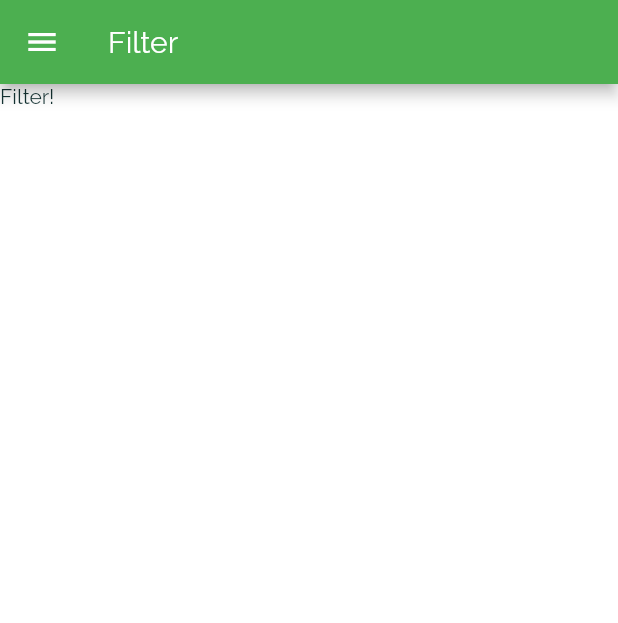
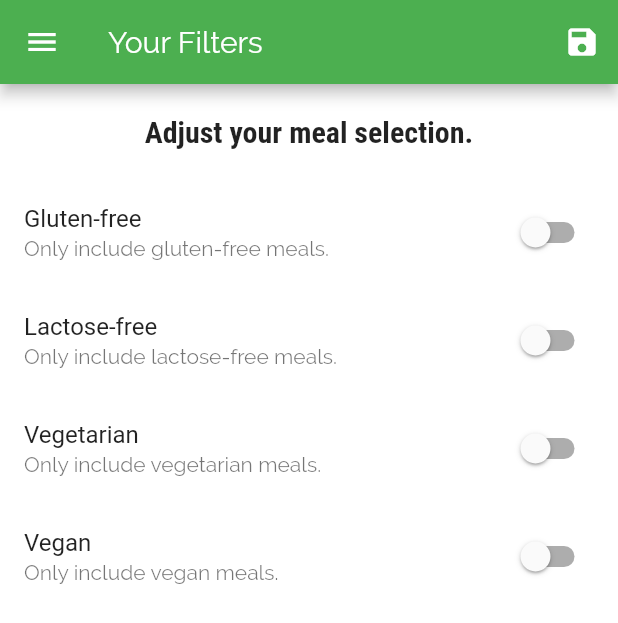
Before and after one commit to dhiyaaulauliyaa/flutter_meals_app, a Flutter app: the FiltersScreen screen opened by its route, on a phone screen of 412 x 824 dp. Shown: the top 623 px of the screen. Run offline on Flutter 3.47's test engine with Material 2 defaults, Android fonts, the phone set to English and light mode, and no system bars.

Commit message:
add meals filters

```diff
--- a/lib/main.dart
+++ b/lib/main.dart
@@ -1,24 +1,79 @@
 import 'package:flutter/material.dart';
 
+import './dummy_data.dart';
 import './screens/tabs_screen.dart';
-//import './screens/categories_screen.dart';
+import './screens/meal_detail_screen.dart';
 import './screens/category_meals_screen.dart';
-import './screens/meal_detail_screen.dart';
 import './screens/filters_screen.dart';
+import './models/meal.dart';
 
 void main() => runApp(MyApp());
 
-class MyApp extends StatelessWidget {
+class MyApp extends StatefulWidget {
+  @override
+  _MyAppState createState() => _MyAppState();
+}
+
+class _MyAppState extends State<MyApp> {
+  Map<String, bool> _filters = {
+    'gluten': false,
+    'lactose': false,
+    'vegan': false,
+    'vegetarian': false,
+  };
+  List<Meal> _availableMeals = DUMMY_MEALS;
+//  List<Meal> _favoriteMeals = [];
+
+  void _setFilters(Map<String, bool> filterData) {
+    setState(() {
+      _filters = filterData;
+
+      _availableMeals = DUMMY_MEALS.where((meal) {
+        if (_filters['gluten'] && !meal.isGlutenFree) {
+          return false;
+        }
+        if (_filters['lactose'] && !meal.isLactoseFree) {
+          return false;
+        }
+        if (_filters['vegan'] && !meal.isVegan) {
+          return false;
+        }
+        if (_filters['vegetarian'] && !meal.isVegetarian) {
+          return false;
+        }
+        return true;
+      }).toList();
+    });
+  }
+
+//  void _toggleFavorite(String mealId) {
+//    final existingIndex =
+//        _favoriteMeals.indexWhere((meal) => meal.id == mealId);
+//    if (existingIndex >= 0) {
+//      setState(() {
+//        _favoriteMeals.removeAt(existingIndex);
+//      });
+//    } else {
+//      setState(() {
+//        _favoriteMeals.add(
+//          DUMMY_MEALS.firstWhere((meal) => meal.id == mealId),
+//        );
+//      });
+//    }
+//  }
+//
+//  bool _isMealFavorite(String id) {
+//    return _favoriteMeals.any((meal) => meal.id == id);
+//  }
+
   @override
   Widget build(BuildContext context) {
     return MaterialApp(
-      debugShowCheckedModeBanner: false,
-      title: 'MactivMeals',
+      title: 'Mactiv Meals',
       theme: ThemeData(
         primarySwatch: Colors.green,
         accentColor: Colors.greenAccent,
         canvasColor: Colors.white,
-//        canvasColor: Color.fromRGBO(255, 254, 229, 1),
         fontFamily: 'Raleway',
         textTheme: ThemeData.light().textTheme.copyWith(
             body1: TextStyle(
@@ -30,41 +85,23 @@ class MyApp extends StatelessWidget {
             title: TextStyle(
               fontSize: 20,
               fontFamily: 'RobotoCondensed',
-            fontWeight: FontWeight.w500,
+              fontWeight: FontWeight.bold,
+            )),
       ),
-        ),
-      ),
-
-      home: TabsScreen(),
+      // home: CategoriesScreen(),
+      initialRoute: '/', // default is '/'
       routes: {
-        TabsScreen.routeName : (ctx) => TabsScreen(),
-        FiltersScreen.routeName : (ctx) => FiltersScreen(),
-        CategoryMealsScreen.routeName : (ctx) => CategoryMealsScreen(),
-        MealDetailScreen.routeName : (ctx) => MealDetailScreen(),
+        '/': (ctx) => TabsScreen(),
+        CategoryMealsScreen.routeName: (ctx) =>
+            CategoryMealsScreen(_availableMeals),
+        MealDetailScreen.routeName: (ctx) => MealDetailScreen(),
+        FiltersScreen.routeName: (ctx) => FiltersScreen(_filters, _setFilters),
+      },
+      onUnknownRoute: (settings) {
+        return MaterialPageRoute(
+          builder: (ctx) => TabsScreen(),
+        );
       },
     );
   }
 }
-
-class MyHomePage extends StatefulWidget {
-  MyHomePage({Key key, this.title}) : super(key: key);
-
-  final String title;
-
-  @override
-  _MyHomePageState createState() => _MyHomePageState();
-}
-
-class _MyHomePageState extends State<MyHomePage> {
-  @override
-  Widget build(BuildContext context) {
-    return Scaffold(
-      appBar: AppBar(
-        title: Text(widget.title),
-      ),
-      body: Center(
-        child: Text("HELLO"),
-      ),
-    );
-  }
-}
--- a/lib/screens/category_meals_screen.dart
+++ b/lib/screens/category_meals_screen.dart
@@ -2,10 +2,12 @@ import 'package:flutter/material.dart';
 
 import '../models/meal.dart';
 import '../widgets/meal_item.dart';
-import '../dummy_data.dart';
 
 class CategoryMealsScreen extends StatefulWidget {
   static const routeName = '/category-meals';
+  final List availableMeals;
+
+  CategoryMealsScreen(this.availableMeals);
 
   @override
   _CategoryMealsScreenState createState() => _CategoryMealsScreenState();
@@ -16,7 +18,7 @@ class _CategoryMealsScreenState extends State<CategoryMealsScreen> {
   List<Meal> displayedMeals;
   bool hasBeenInitialized = false;
 
-  void removeMeal(String mealId){
+  void removeMeal(String mealId) {
     displayedMeals.removeWhere((meals) {
       return meals.id == mealId;
     });
@@ -24,12 +26,12 @@ class _CategoryMealsScreenState extends State<CategoryMealsScreen> {
 
   @override
   void didChangeDependencies() {
-    if (!hasBeenInitialized){
+    if (!hasBeenInitialized) {
       final routeArgs =
-      ModalRoute.of(context).settings.arguments as Map<String, String>;
+          ModalRoute.of(context).settings.arguments as Map<String, String>;
       categoryTitle = routeArgs['title'];
       final categoryId = routeArgs['id'];
-      displayedMeals = DUMMY_MEALS.where((meal) {
+      displayedMeals = widget.availableMeals.where((meal) {
         return meal.categories.contains(categoryId);
       }).toList();
       hasBeenInitialized = true;
--- a/lib/screens/filters_screen.dart
+++ b/lib/screens/filters_screen.dart
@@ -2,17 +2,114 @@ import 'package:flutter/material.dart';
 
 import '../widgets/main_drawer.dart';
 
-class FiltersScreen extends StatelessWidget {
-  static const routeName = '/filters-screen';
+class FiltersScreen extends StatefulWidget {
+  static const routeName = '/filters';
+
+  final Function saveFilters;
+  final Map<String, bool> currentFilters;
+
+  FiltersScreen(this.currentFilters, this.saveFilters);
+
+  @override
+  _FiltersScreenState createState() => _FiltersScreenState();
+}
+
+class _FiltersScreenState extends State<FiltersScreen> {
+  Map<String, bool> _selectedFilters = {
+    'gluten': false,
+    'lactose': false,
+    'vegan': false,
+    'vegetarian': false,
+  };
+
+  @override
+  initState() {
+    _selectedFilters['gluten'] = widget.currentFilters['gluten'];
+    _selectedFilters['lactose'] = widget.currentFilters['lactose'];
+    _selectedFilters['vegetarian'] = widget.currentFilters['vegetarian'];
+    _selectedFilters['vegan'] = widget.currentFilters['vegan'];
+    super.initState();
+  }
+
+  Widget _buildSwitchListTile(
+    String title,
+    String description,
+    bool currentValue,
+    Function updateValue,
+  ) {
+    return SwitchListTile(
+      title: Text(title),
+      value: currentValue,
+      subtitle: Text(
+        description,
+      ),
+      onChanged: updateValue,
+    );
+  }
+
+  void _updateValue(bool newValue, String filter) {
+    setState(() {
+      _selectedFilters[filter] = newValue;
+    });
+  }
 
   @override
   Widget build(BuildContext context) {
     return Scaffold(
       appBar: AppBar(
-        title: Text("Filter"),
+        title: Text('Your Filters'),
+        actions: <Widget>[
+          IconButton(
+            icon: Icon(Icons.save),
+            onPressed: () {
+              print(_selectedFilters);
+              widget.saveFilters(_selectedFilters);
+            },
+          )
+        ],
       ),
       drawer: MainDrawer(),
-      body: Text("Filter!"),
+      body: Column(
+        children: <Widget>[
+          Container(
+            padding: EdgeInsets.all(20),
+            child: Text(
+              'Adjust your meal selection.',
+              style: Theme.of(context).textTheme.title,
+            ),
+          ),
+          Expanded(
+            child: ListView(
+              children: <Widget>[
+                _buildSwitchListTile(
+                  'Gluten-free',
+                  'Only include gluten-free meals.',
+                  _selectedFilters['gluten'],
+                  (newValue) => _updateValue(newValue, 'gluten'),
+                ),
+                _buildSwitchListTile(
+                  'Lactose-free',
+                  'Only include lactose-free meals.',
+                  _selectedFilters['lactose'],
+                  (newValue) => _updateValue(newValue, 'lactose'),
+                ),
+                _buildSwitchListTile(
+                  'Vegetarian',
+                  'Only include vegetarian meals.',
+                  _selectedFilters['vegetarian'],
+                  (newValue) => _updateValue(newValue, 'vegetarian'),
+                ),
+                _buildSwitchListTile(
+                  'Vegan',
+                  'Only include vegan meals.',
+                  _selectedFilters['vegan'],
+                  (newValue) => _updateValue(newValue, 'vegan'),
+                )
+              ],
+            ),
+          ),
+        ],
+      ),
     );
   }
 }
--- a/lib/widgets/category_item.dart
+++ b/lib/widgets/category_item.dart
@@ -16,7 +16,7 @@ class CategoryItem extends StatelessWidget {
   void selectCategory(BuildContext context) {
     Navigator.of(context).pushNamed(CategoryMealsScreen.routeName, arguments: {
       'id': id,
-      'title' : title
+      'title' : title,
     });
   }
 
```
Lines whose indentation alone changed are shown as unchanged.
